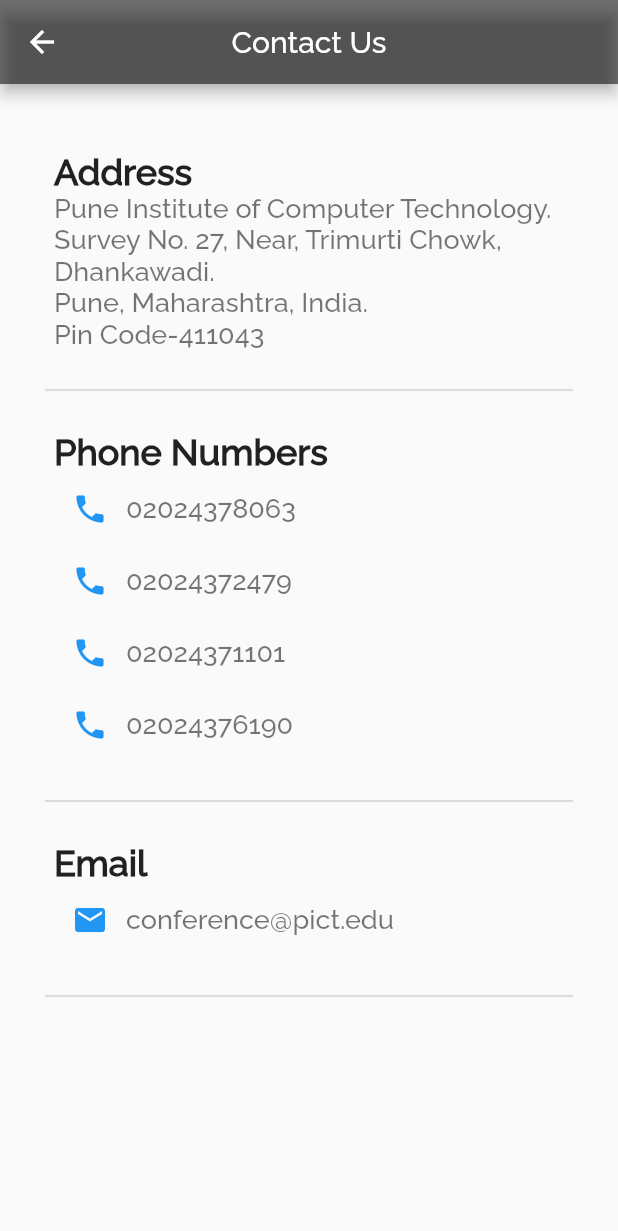
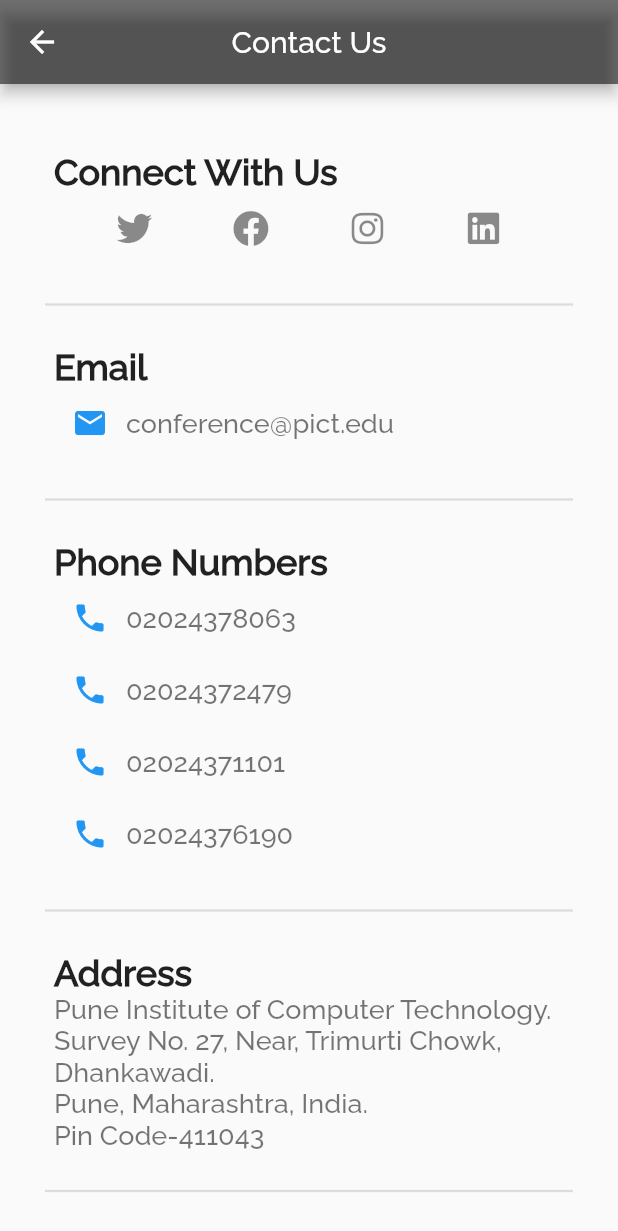
Before and after one commit to anupampatil44/pict-icei, a Flutter app: the ContactUs screen opened directly, after a tap on the "mail" icon, on a phone screen of 412 x 824 dp. Shown: the top 1231 px of the screen. Run offline on Flutter 3.47's test engine with Material 2 defaults, Android fonts, the phone set to English and light mode, and no system bars; our stand-ins replace bottom_navy_bar, delayed_display, font_awesome_flutter, page_transition, timer_count_down; missing offline and left inert: flutter_pdfview.

Commit message:
contact,regis updated

```diff
--- a/lib/nav-tabs/contact.dart
+++ b/lib/nav-tabs/contact.dart
@@ -1,5 +1,7 @@
 import 'package:flutter/material.dart';
 import 'package:url_launcher/url_launcher.dart';
+
+import 'package:font_awesome_flutter/font_awesome_flutter.dart';
 
 class ContactUs extends StatelessWidget {
   const ContactUs({Key? key}) : super(key: key);
@@ -24,18 +26,76 @@ class ContactUs extends StatelessWidget {
             SizedBox(height: 20),
             ListTile(
               title: Text(
-                'Address',
+                'Connect With Us',
                 style: TextStyle(
                   fontFamily: 'Raleway',
                   fontSize: 24,
                   fontWeight: FontWeight.bold,
                 ),
               ),
-              subtitle: Text(
-                "Pune Institute of Computer Technology.\nSurvey No. 27, Near, Trimurti Chowk, Dhankawadi.\nPune, Maharashtra, India.\nPin Code-411043",
+              subtitle: Row(
+                mainAxisAlignment: MainAxisAlignment.spaceEvenly,
+                children: [
+                  IconButton(
+                    onPressed: () async =>
+                        await launchURL('https://twitter.com/PunePict'),
+                    icon: FaIcon(
+                      FontAwesomeIcons.twitter,
+                    ),
+                  ),
+                  IconButton(
+                    onPressed: () async => await launchURL(
+                        'https://www.facebook.com/PICTOfficial'),
+                    icon: FaIcon(
+                      FontAwesomeIcons.facebook,
+                    ),
+                  ),
+                  IconButton(
+                    onPressed: () async =>
+                        await launchURL('https://www.instagram.com/pict.pune/'),
+                    icon: FaIcon(
+                      FontAwesomeIcons.instagram,
+                    ),
+                  ),
+                  IconButton(
+                    onPressed: () async => await launchURL(
+                        'https://www.linkedin.com/school/pune-institute-of-computer-technology/'),
+                    icon: FaIcon(FontAwesomeIcons.linkedin),
+                  ),
+                ],
+              ),
+            ),
+            SizedBox(height: 15),
+            Divider(indent: 10, endIndent: 10, thickness: 1.5),
+            SizedBox(height: 15),
+            ListTile(
+              title: Text(
+                'Email',
+                style: TextStyle(
+                  fontFamily: 'Raleway',
+                  fontSize: 24,
+                  fontWeight: FontWeight.bold,
+                ),
+              ),
+              subtitle: InkWell(
+                onTap: () async => await launchEmail('conference@pict.edu'),
+                child: Row(
+                  children: [
+                    IconButton(
+                        onPressed: () async =>
+                            await launchEmail('conference@pict.edu'),
+                        icon: Icon(
+                          Icons.mail,
+                          color: Colors.blue,
+                        )),
+                    Text(
+                      'conference@pict.edu',
                       style: TextStyle(
                         fontFamily: 'Raleway',
                         fontSize: 18,
+                      ),
+                    ),
+                  ],
                 ),
               ),
             ),
@@ -65,30 +125,19 @@ class ContactUs extends StatelessWidget {
             SizedBox(height: 15),
             ListTile(
               title: Text(
-                'Email',
+                'Address',
                 style: TextStyle(
                   fontFamily: 'Raleway',
                   fontSize: 24,
                   fontWeight: FontWeight.bold,
                 ),
               ),
-              subtitle: Row(
-                children: [
-                  IconButton(
-                      onPressed: () async =>
-                          await launchEmail('conference@pict.edu'),
-                      icon: Icon(
-                        Icons.mail,
-                        color: Colors.blue,
-                      )),
-                  Text(
-                    'conference@pict.edu',
+              subtitle: Text(
+                "Pune Institute of Computer Technology.\nSurvey No. 27, Near, Trimurti Chowk, Dhankawadi.\nPune, Maharashtra, India.\nPin Code-411043",
                 style: TextStyle(
                   fontFamily: 'Raleway',
                   fontSize: 18,
                 ),
-                  ),
-                ],
               ),
             ),
             SizedBox(height: 15),
@@ -101,7 +150,9 @@ class ContactUs extends StatelessWidget {
   }
 
   Widget phoneNum(String num) {
-    return Row(
+    return InkWell(
+      onTap: () async => await launchPhone(num),
+      child: Row(
         children: [
           IconButton(
             onPressed: () async => await launchPhone(num),
@@ -118,22 +169,41 @@ class ContactUs extends StatelessWidget {
             ),
           ),
         ],
+      ),
     );
   }
 
+  launchURL(String url) async {
+    if (await canLaunch(url)) {
+      await launch(url);
+    } else {
+      throw 'Could not launch to $url';
+    }
+  }
+
   launchPhone(String number) async {
-    if (await canLaunch(number)) {
-      await launch('tel:+91 $number');
+    final Uri params = Uri(
+      scheme: 'tel',
+      path: number,
+    );
+    var url = params.toString();
+    if (await canLaunch(url)) {
+      await launch(url);
     } else {
-      throw 'Could not launch to $number';
+      throw 'Could not launch to $url';
     }
   }
 
   launchEmail(String email) async {
-    if (await canLaunch(email)) {
-      await launch('mailto:$email');
+    final Uri params = Uri(
+      scheme: 'mailto',
+      path: email,
+    );
+    var url = params.toString();
+    if (await canLaunch(url)) {
+      await launch(url);
     } else {
-      throw 'Could not launch to  $email';
+      throw 'Could not launch to  $url';
     }
   }
 }
--- a/pubspec.yaml
+++ b/pubspec.yaml
@@ -32,6 +32,7 @@ dependencies:
   splashscreen: ^1.3.5
   page_transition: ^2.0.2
   photo_view: ^0.12.0
+  font_awesome_flutter: ^9.1.0
 
   timer_count_down: ^2.2.0
   flutter_svg: ^0.22.0
```
Also changed, not shown: lib/bottom-tabs/tab3.dart (+5 -4 lines), lib/drawer.dart (+40 -17 lines), lib/nav-tabs/faq.dart (+16 -1 lines), lib/nav-tabs/registrationFees.dart (added, +86 -0 lines), lib/pages/homelayout.dart (+1 -8 lines), assets/sponsors/reg_fees.png (added), pubspec.lock. Lines whose indentation alone changed are shown as unchanged.
